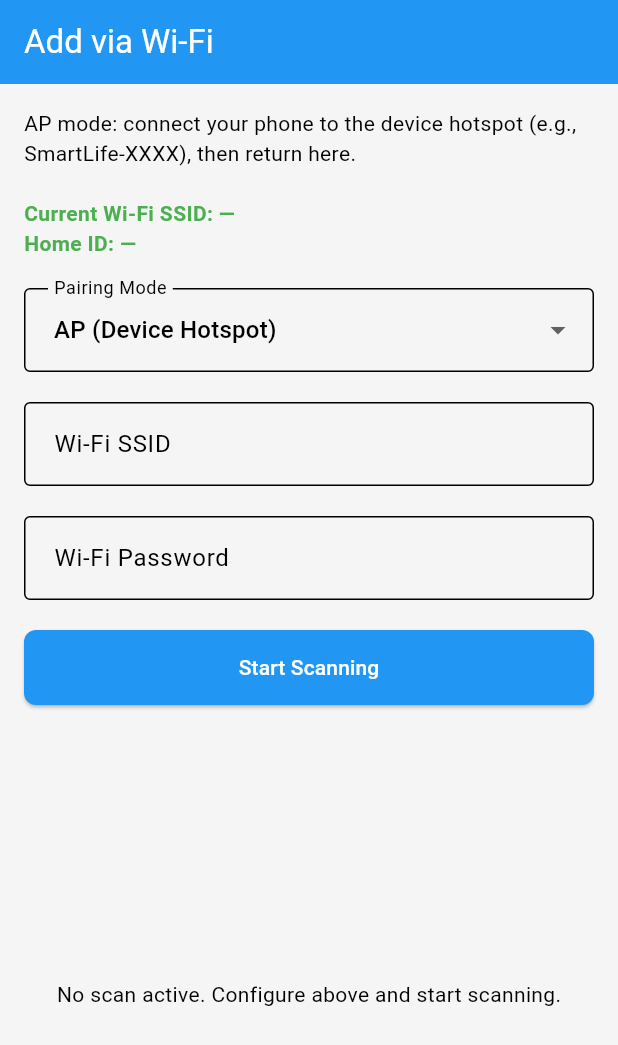
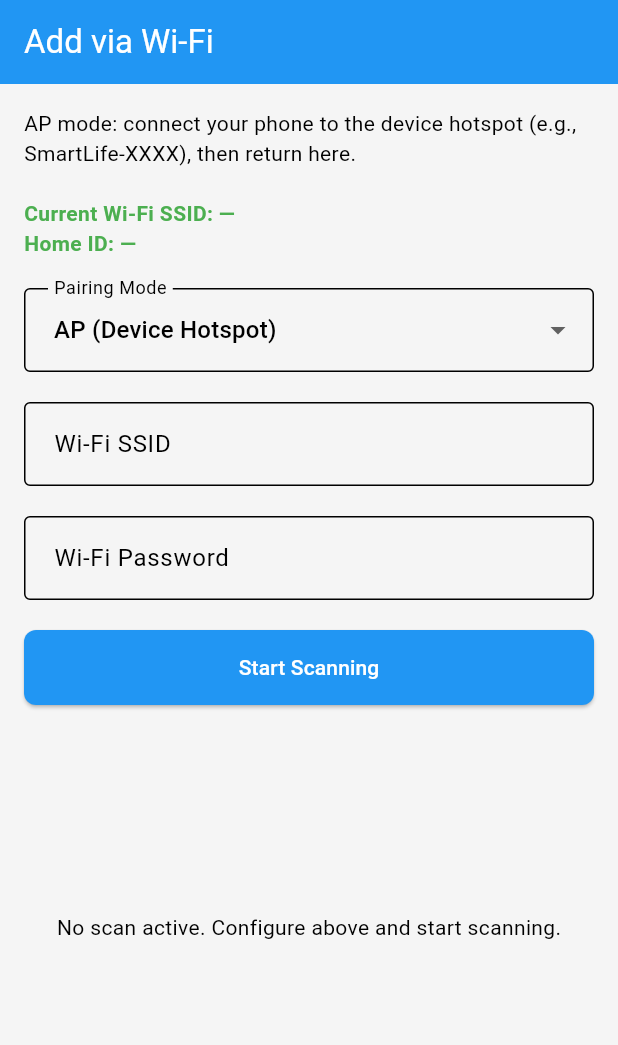
Before and after one commit to waleed750/tuya_sdk, a Flutter app: the WifiOnboardingPage screen opened by its route, on a phone screen of 412 x 824 dp. Shown: the top 1045 px of the screen. Run offline on Flutter 3.47's test engine with Material 3 defaults, Android fonts, the light colour scheme and no system bars; drawn by our look-alikes of loader_overlay; our stand-ins replace bloc, equatable, flutter_bloc, flutter_map, flutter_secure_storage, geolocator and 6 more; accounts and stored records are empty; statements that could not run were skipped.

Commit message:
feat(devices): refactor device loading and enhance UI for Wi-Fi onboarding

```diff
--- a/lib/features/devices/wifi_onboarding_page.dart
+++ b/lib/features/devices/wifi_onboarding_page.dart
@@ -49,8 +49,11 @@ class _WifiOnboardingPageState extends State<WifiOnboardingPage> {
 
     return Scaffold(
       appBar: AppBar(title: const Text('Add via Wi-Fi')),
-      body: Padding(
+      body: Container(
+        height: double.infinity,
+        width: double.infinity,
         padding: const EdgeInsets.all(16.0),
+        child: SingleChildScrollView(
           child: Column(
             spacing: 20,
             crossAxisAlignment: CrossAxisAlignment.start,
@@ -72,7 +75,10 @@ class _WifiOnboardingPageState extends State<WifiOnboardingPage> {
               DropdownButtonFormField<String>(
                 initialValue: _mode,
                 items: const [
-                DropdownMenuItem(value: 'EZ', child: Text('EZ (SmartConfig)')),
+                  DropdownMenuItem(
+                    value: 'EZ',
+                    child: Text('EZ (SmartConfig)'),
+                  ),
                   DropdownMenuItem(
                     value: 'AP',
                     child: Text('AP (Device Hotspot)'),
@@ -182,7 +188,8 @@ class _WifiOnboardingPageState extends State<WifiOnboardingPage> {
                             mainAxisAlignment: MainAxisAlignment.center,
                             children: [
                               Text(isScanning ? 'Stop' : 'Start Scanning'),
-                            if (isScanning) const CupertinoActivityIndicator(),
+                              if (isScanning)
+                                const CupertinoActivityIndicator(),
                             ],
                           ),
                         ),
@@ -191,14 +198,12 @@ class _WifiOnboardingPageState extends State<WifiOnboardingPage> {
                   ),
                 ],
               ),
-
               const SizedBox(height: 8),
 
               // Results & progress
-            BlocConsumer<
-              connection.ConnecitonCubit,
-              connection.ConnectionState
-            >(
+              SizedBox(
+                height: 200,
+                child: BlocConsumer<connection.ConnecitonCubit, connection.ConnectionState>(
                   listener: (ctx, state) async {
                     if (state is connection.OnboardingError) {
                       ScaffoldMessenger.of(
@@ -220,7 +225,9 @@ class _WifiOnboardingPageState extends State<WifiOnboardingPage> {
                     if (state is connection.OnboardingScanning) {
                       // While activator runs, show progress.
                       // In EZ mode you usually won't see a device list; success comes back directly.
-                  final d = context.read<connection.ConnecitonCubit>().device;
+                      final d = context
+                          .read<connection.ConnecitonCubit>()
+                          .device;
                       return Expanded(
                         child: Column(
                           crossAxisAlignment: CrossAxisAlignment.start,
@@ -270,7 +277,9 @@ class _WifiOnboardingPageState extends State<WifiOnboardingPage> {
                     );
                   },
                 ),
+              ),
             ],
+          ),
         ),
       ),
     );
```
Also changed, not shown: lib/features/devices/devices_page.dart (+7 -3 lines), lib/features/devices/presentation/cubit/devices_cubit.dart (+3 -4 lines), 1 other file. Lines whose indentation alone changed are shown as unchanged.
